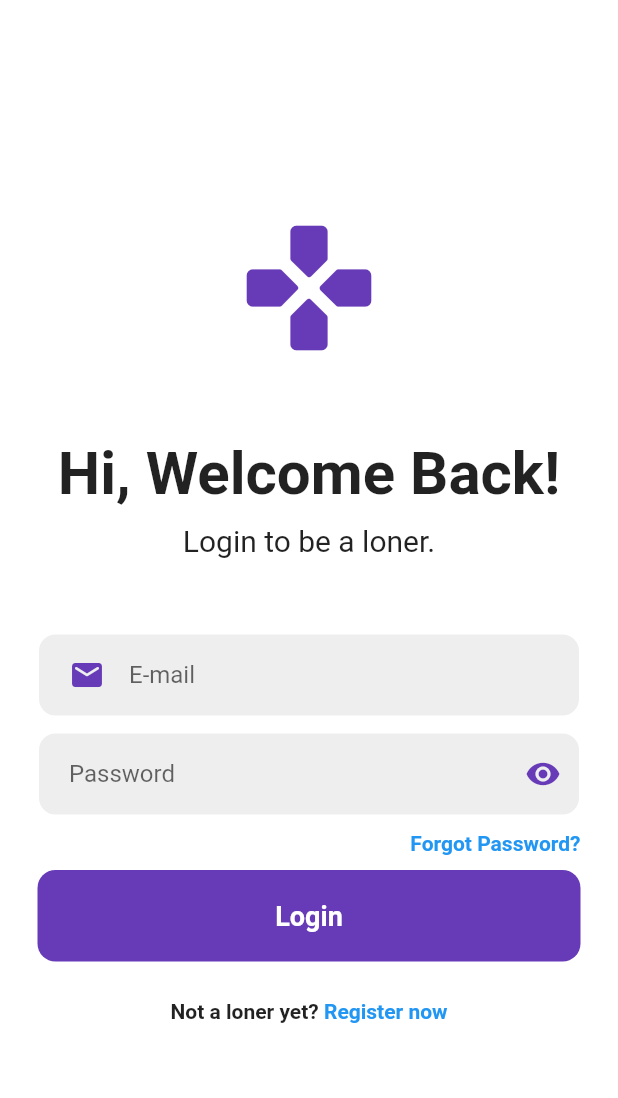
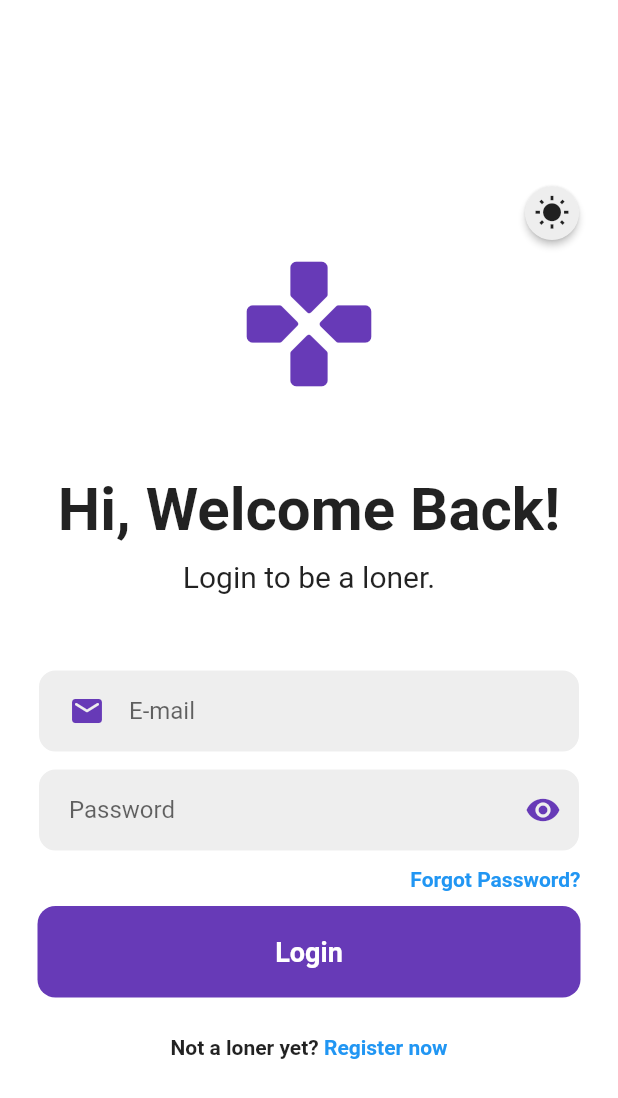
Before and after one commit to MichaelCalbay/projectloner-sdp, a Flutter app: the screen it shows after launch, after a tap on "Skip", after a tap on "Log In", on a phone screen of 412 x 824 dp. Shown: the top 1098 px of the screen. Run offline on Flutter 3.47's test engine with Material 2 defaults, Android fonts, the phone set to English and light mode, and no system bars; our stand-ins replace bloc, cloud_firestore, equatable, firebase_auth, firebase_core, firebase_storage and 7 more; missing offline and left inert: instabug_flutter; accounts and stored records are empty; network calls fail.

Commit message:
IconButton Dark/Light mode on Login/Register pages

```diff
--- a/lib/forums/write_post.dart
+++ b/lib/forums/write_post.dart
@@ -189,10 +189,10 @@ class _WritePostState extends State<WritePost> {
               _isLoading
                   ? Positioned(
                       child: Container(
+                        color: Colors.white.withOpacity(0.8),
                         child: const Center(
                           child: CircularProgressIndicator(),
                         ),
-                        color: Colors.white.withOpacity(0.8),
                       ),
                     )
                   : Container()
--- a/lib/login/screens/login_screen.dart
+++ b/lib/login/screens/login_screen.dart
@@ -6,6 +6,8 @@ import 'package:fluttertoast/fluttertoast.dart';
 import 'package:projectloner/login/check_login.dart';
 import 'package:projectloner/login/forgot_password.dart';
 import 'package:projectloner/login/widgets/login_widget.dart';
+import 'package:projectloner/theme/icon_button.dart';
+import 'package:projectloner/views/nav_bar.dart';
 
 class LoginScreen extends StatefulWidget {
   final bool? isEmailVerified;
@@ -74,19 +76,19 @@ class _LoginScreenState extends State<LoginScreen> {
   @override
   Widget build(BuildContext context) {
     return Scaffold(
-      // appBar: AppBar(
-      //   centerTitle: true,
-      //   title: const Text(
-      //     'LOGIN',
-      //     style: TextStyle(fontWeight: FontWeight.bold),
-      //   ),
-      // ),
       body: SafeArea(
         child: Center(
           child: SingleChildScrollView(
             child: Column(
               mainAxisAlignment: MainAxisAlignment.center,
               children: [
+                Row(
+                  mainAxisAlignment: MainAxisAlignment.end,
+                  crossAxisAlignment: CrossAxisAlignment.center,
+                  children: [
+                    ThemeMaterialButton(),
+                  ],
+                ),
                 Icon(
                   Icons.gamepad_rounded,
                   color: Colors.deepPurple,
--- a/lib/registration/registration_page.dart
+++ b/lib/registration/registration_page.dart
@@ -1,5 +1,6 @@
 import 'package:flutter/material.dart';
 import 'package:projectloner/registration/screens/screens.dart';
+import 'package:projectloner/theme/icon_button.dart';
 
 class RegistrationPage extends StatelessWidget {
   static const String routeName = '/registration';
@@ -31,6 +32,9 @@ class RegistrationPage extends StatelessWidget {
         return Scaffold(
           appBar: AppBar(
             centerTitle: true,
+            actions: [
+              ThemeIconButton(),
+            ],
             title: const Text(
               'REGISTRATION',
               style: TextStyle(fontWeight: FontWeight.bold),
--- /dev/null
+++ b/lib/theme/icon_button.dart
@@ -0,0 +1,46 @@
+import 'package:flutter/material.dart';
+import 'package:projectloner/theme/theme_provider.dart';
+import 'package:provider/provider.dart';
+
+class ThemeIconData {
+  IconData iconLight = Icons.wb_sunny;
+  IconData iconDark = Icons.nights_stay;
+}
+
+class ThemeMaterialButton extends StatelessWidget {
+
+  ThemeIconData data = ThemeIconData();
+
+  ThemeMaterialButton({Key? key}) : super(key: key);
+
+  @override
+  Widget build(BuildContext context) {
+    final themeProvider = Provider.of<LonerThemeProvider>(context);
+    return RawMaterialButton(
+      shape: const CircleBorder(),
+      elevation: 2.0,
+      fillColor: LonerThemeProvider.isDarkMode ? Colors.grey[700] : Colors.grey[200],
+      onPressed: () {
+        themeProvider.toggleTheme(LonerThemeProvider.isDarkMode ? false : true);
+      },
+      child: Icon(LonerThemeProvider.isDarkMode ? data.iconDark : data.iconLight),
+    );
+  }
+}
+
+class ThemeIconButton extends StatelessWidget {
+  ThemeIconData data = ThemeIconData();
+
+  ThemeIconButton({Key? key}) : super(key: key);
+
+  @override
+  Widget build(BuildContext context) {
+    final themeProvider = Provider.of<LonerThemeProvider>(context);
+    return IconButton(
+      onPressed: () {
+        themeProvider.toggleTheme(LonerThemeProvider.isDarkMode ? false : true);
+      },
+      icon: Icon(LonerThemeProvider.isDarkMode ? data.iconDark : data.iconLight)
+    );
+  }
+}
```
Also changed, not shown: pubspec.lock, 1 other file.
